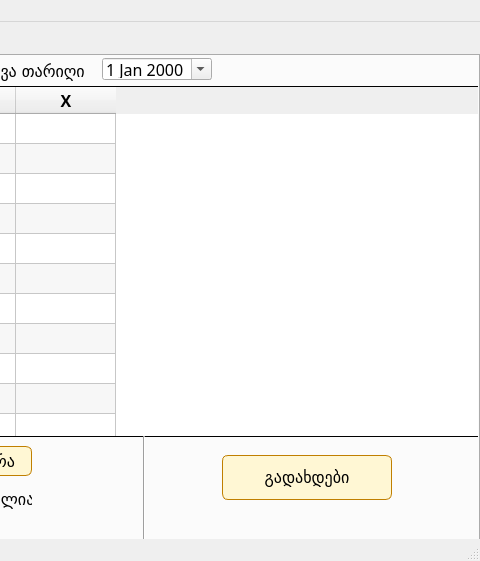
First picture: the form in ui/main_window.ui, repository bekashvelidze/renew-commercial, before the edit; both pictures show x 520 to 1000 and y 0 to 561 of the 1000 by 561 pixel window.
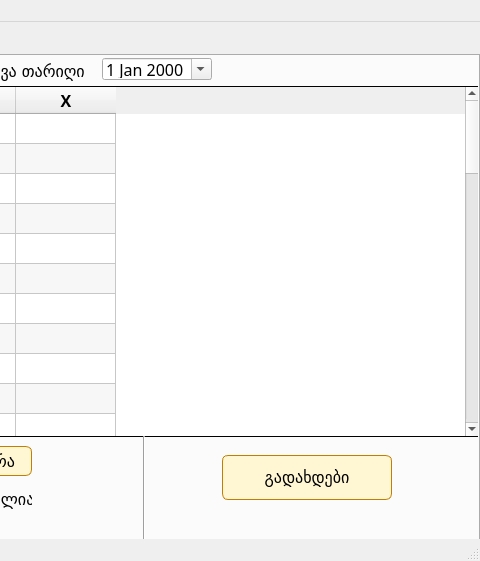
Second picture: the form after the edit. The open tabs and pages were chosen to show the change.

Patch:
```diff
--- a/ui/main_window.ui
+++ b/ui/main_window.ui
@@ -2702,7 +2702,7 @@
        <enum>QFrame::Plain</enum>
       </property>
       <property name="verticalScrollBarPolicy">
-       <enum>Qt::ScrollBarAlwaysOff</enum>
+       <enum>Qt::ScrollBarAlwaysOn</enum>
       </property>
       <property name="alternatingRowColors">
        <bool>true</bool>
```
